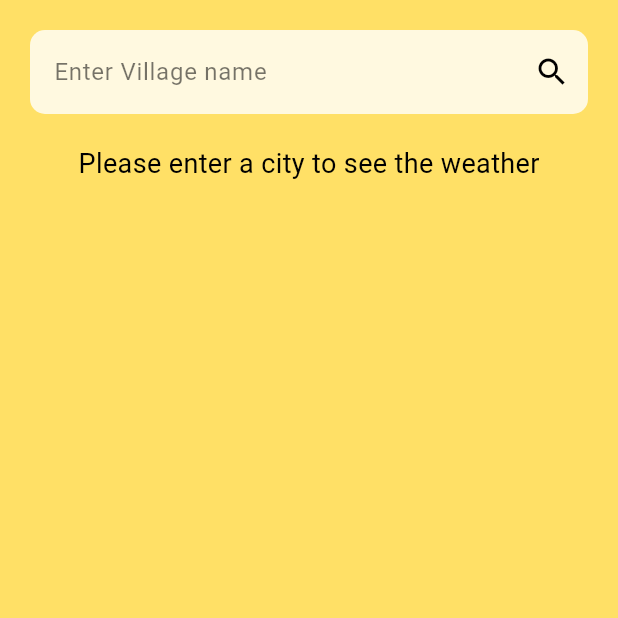
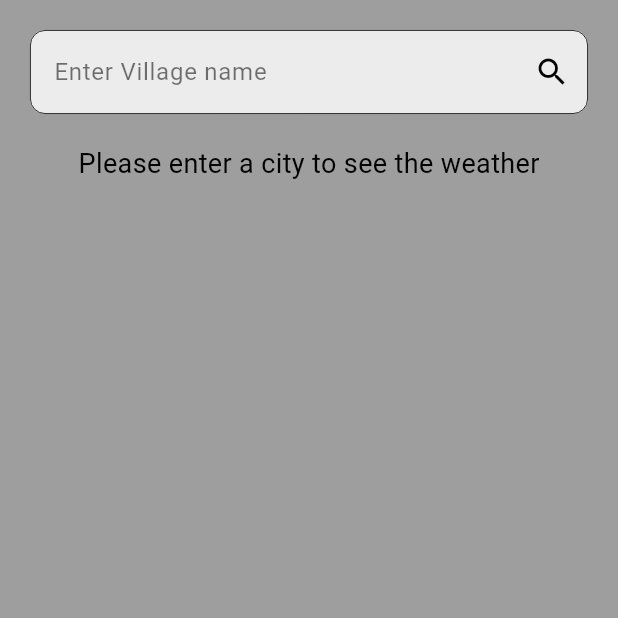
Before and after one commit to satyajeet7s/Flutter-Weather-App, a Flutter app: the screen it shows after launch, on a phone screen of 412 x 824 dp, the top half of it. Run offline on Flutter 3.47's test engine with Material 3 defaults, Android fonts, the phone set to English and light mode, and no system bars.

Commit message:
changing search bar and it's styling

```diff
--- a/lib/screens/home_screen.dart
+++ b/lib/screens/home_screen.dart
@@ -17,7 +17,23 @@ class _HomeScreenState extends State<HomeScreen> {
   List<Forecast> _forecast = [];
   bool _isLoading = false;
   String? _city;
+  String? _errorMessage; // To store "No record found" message
   final TextEditingController _cityController = TextEditingController();
+
+  @override
+  void initState() {
+    super.initState();
+    // Add a listener to the TextEditingController to update the UI when text changes
+    _cityController.addListener(() {
+      setState(() {}); // Rebuild to update the suffixIcon
+    });
+  }
+
+  @override
+  void dispose() {
+    _cityController.dispose();
+    super.dispose();
+  }
 
   Future<void> _fetchWeatherData(String city) async {
     if (city.isEmpty) {
@@ -30,6 +46,7 @@ class _HomeScreenState extends State<HomeScreen> {
     setState(() {
       _isLoading = true;
       _city = city;
+      _errorMessage = null; // Clear any previous error message
     });
 
     try {
@@ -45,11 +62,28 @@ class _HomeScreenState extends State<HomeScreen> {
         _isLoading = false;
         _weather = null;
         _forecast = [];
+        _city = null;
+        // Check if the error indicates "city not found" (typically a 404 from OpenWeatherMap)
+        if (e.toString().contains('404') || e.toString().contains('city not found')) {
+          _errorMessage = 'No record found for $city';
+        } else {
+          _errorMessage = 'Error: $e';
+        }
       });
       ScaffoldMessenger.of(context).showSnackBar(
         SnackBar(content: Text('Error: $e')),
       );
     }
+  }
+
+  void _clearSearch() {
+    setState(() {
+      _cityController.clear();
+      _weather = null;
+      _forecast = [];
+      _city = null;
+      _errorMessage = null; // Clear the error message
+    });
   }
 
   String _formatDescription(String description) {
@@ -71,6 +105,16 @@ class _HomeScreenState extends State<HomeScreen> {
   }
 
   LinearGradient _getGradient(String? description) {
+    // If _weather is null (initial state), return a gray background
+    if (_weather == null) {
+      return const LinearGradient(
+        begin: Alignment.topCenter,
+        end: Alignment.bottomCenter,
+        colors: [Colors.grey, Colors.grey], // Solid gray background
+      );
+    }
+
+    // Otherwise, proceed with the existing gradient logic
     switch (_formatDescription(description ?? 'clear sky')) {
       case 'SUNNY':
         return const LinearGradient(
@@ -126,9 +170,9 @@ class _HomeScreenState extends State<HomeScreen> {
   @override
   Widget build(BuildContext context) {
     // Use DateTime.now() to get the current date and time dynamically
-    final now = DateTime.now(); // Simulating as May 25, 2025, 05:37 PM IST
-    final timeFormat = DateFormat('HH:mm').format(now); // "17:37"
-    final dateFormat = DateFormat('EEEE, d MMM yyyy').format(now).toUpperCase(); // "SUNDAY, 25 MAY 2025"
+    final now = DateTime.now(); // Simulating as May 26, 2025, 12:06 AM IST
+    final timeFormat = DateFormat('HH:mm').format(now); // "00:06"
+    final dateFormat = DateFormat('EEEE, d MMM yyyy').format(now).toUpperCase(); // "MONDAY, 26 MAY 2025"
 
     return Scaffold(
       body: Container(
@@ -152,14 +196,36 @@ class _HomeScreenState extends State<HomeScreen> {
                     fillColor: Colors.white.withOpacity(0.8),
                     border: OutlineInputBorder(
                       borderRadius: BorderRadius.circular(10),
-                      borderSide: BorderSide.none,
+                      borderSide: const BorderSide(
+                        color: Color.fromARGB(255, 27, 26, 26),
+                        width: 0.6,
+                      ),
                     ),
-                    suffixIcon: IconButton(
-                      icon: const Icon(Icons.search, color: Colors.black),
-                      onPressed: () {
-                        _fetchWeatherData(_cityController.text.trim());
-                      },
+                    enabledBorder: OutlineInputBorder(
+                      borderRadius: BorderRadius.circular(10),
+                      borderSide: const BorderSide(
+                        color: Color.fromARGB(255, 27, 26, 26),
+                        width: 0.6,
+                      ),
                     ),
+                    focusedBorder: OutlineInputBorder(
+                      borderRadius: BorderRadius.circular(10),
+                      borderSide: const BorderSide(
+                        color: Color.fromARGB(255, 27, 26, 26),
+                        width: 0.6,
+                      ),
+                    ),
+                    suffixIcon: _cityController.text.isEmpty
+                        ? IconButton(
+                            icon: const Icon(Icons.search, color: Colors.black),
+                            onPressed: () {
+                              _fetchWeatherData(_cityController.text.trim());
+                            },
+                          )
+                        : IconButton(
+                            icon: const Icon(Icons.clear, color: Colors.black),
+                            onPressed: _clearSearch,
+                          ),
                   ),
                   onSubmitted: (value) {
                     _fetchWeatherData(value.trim());
@@ -173,8 +239,26 @@ class _HomeScreenState extends State<HomeScreen> {
                     child: Column(
                       crossAxisAlignment: CrossAxisAlignment.start,
                       children: [
-                        // Show loading indicator or weather UI
-                        if (_isLoading)
+                        // Show either the error message or the weather UI
+                        if (_errorMessage != null)
+                          Container(
+                            padding: const EdgeInsets.all(10),
+                            decoration: BoxDecoration(
+                              color: Colors.grey, // Match the initial gray background
+                              borderRadius: BorderRadius.circular(10),
+                            ),
+                            child: Center(
+                              child: Text(
+                                _errorMessage!,
+                                style: const TextStyle(
+                                  color: Colors.black,
+                                  fontSize: 18,
+                                ),
+                                textAlign: TextAlign.center,
+                              ),
+                            ),
+                          )
+                        else if (_isLoading)
                           const Center(child: CircularProgressIndicator())
                         else if (_city == null)
                           const Center(
```
Also changed, not shown: lib/services/weather_service.dart (+0 -36 lines).
